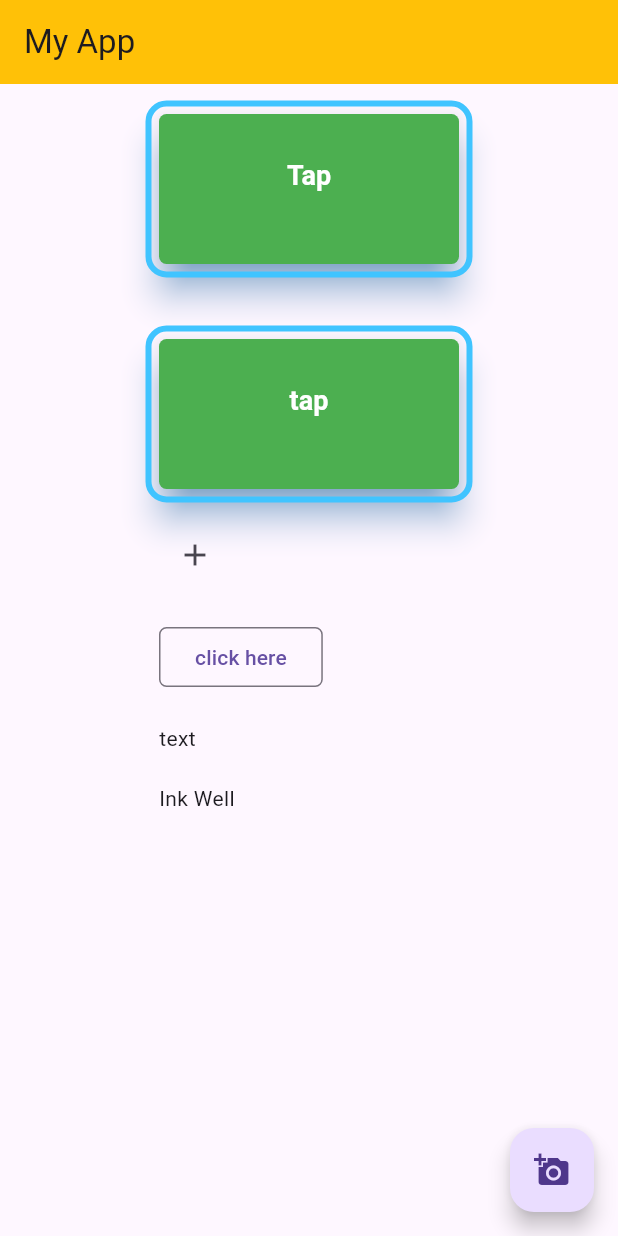
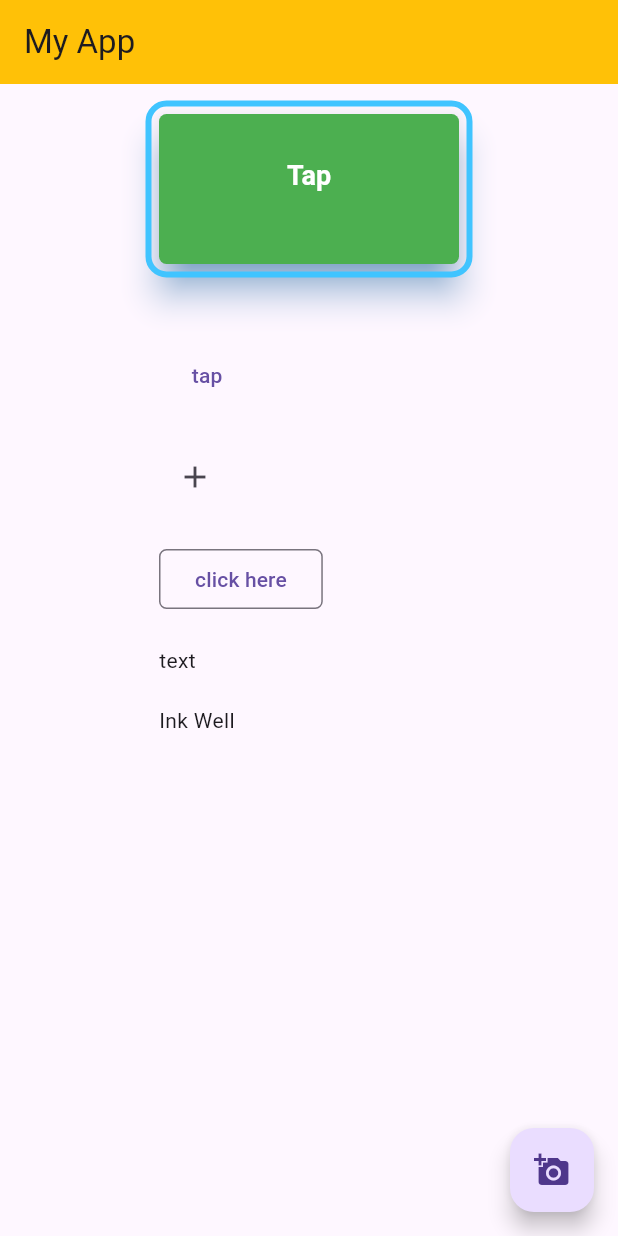
Before and after one commit to SAKIB0004/ostad_batch_8, a Flutter app: the screen it shows after launch, on a phone screen of 412 x 824 dp. Run offline on Flutter 3.47's test engine with Material 3 defaults, Android fonts, the phone set to English and light mode, and no system bars.

Commit message:
add buttons

```diff
--- a/lib/main.dart
+++ b/lib/main.dart
@@ -85,28 +85,28 @@
               ),
               SizedBox(height: 50),
               TextButton(
-                style: TextButton.styleFrom(
-                  backgroundColor: Colors.green,
-                  foregroundColor: Colors.white,
-                  textStyle: TextStyle(
-                    fontSize: 18,
-                    fontWeight: FontWeight.w600,
-                  ),
-                  alignment: Alignment.topCenter,
-                  padding: EdgeInsets.symmetric(horizontal: 60, vertical: 30),
-                  shadowColor: Colors.blue,
-                  elevation: 10,
-                  shape: RoundedRectangleBorder(
-                    borderRadius: BorderRadius.circular(5),
-                    side: BorderSide(
-                      color: Colors.lightBlueAccent,
-                      width: 4,
-                      strokeAlign: 3.5,
-                    ),
-                  ),
-                  maximumSize: Size(200, 100),
-                  minimumSize: Size(200, 100),
-                ),
+                // style: TextButton.styleFrom(
+                //   backgroundColor: Colors.green,
+                //   foregroundColor: Colors.white,
+                //   textStyle: TextStyle(
+                //     fontSize: 18,
+                //     fontWeight: FontWeight.w600,
+                //   ),
+                //   alignment: Alignment.topCenter,
+                //   padding: EdgeInsets.symmetric(horizontal: 60, vertical: 30),
+                //   shadowColor: Colors.blue,
+                //   elevation: 10,
+                //   shape: RoundedRectangleBorder(
+                //     borderRadius: BorderRadius.circular(5),
+                //     side: BorderSide(
+                //       color: Colors.lightBlueAccent,
+                //       width: 4,
+                //       strokeAlign: 3.5,
+                //     ),
+                //   ),
+                //   maximumSize: Size(200, 100),
+                //   minimumSize: Size(200, 100),
+                // ),
                 onPressed: () {
                   print("tapped on Text button 2");
                 },
```
